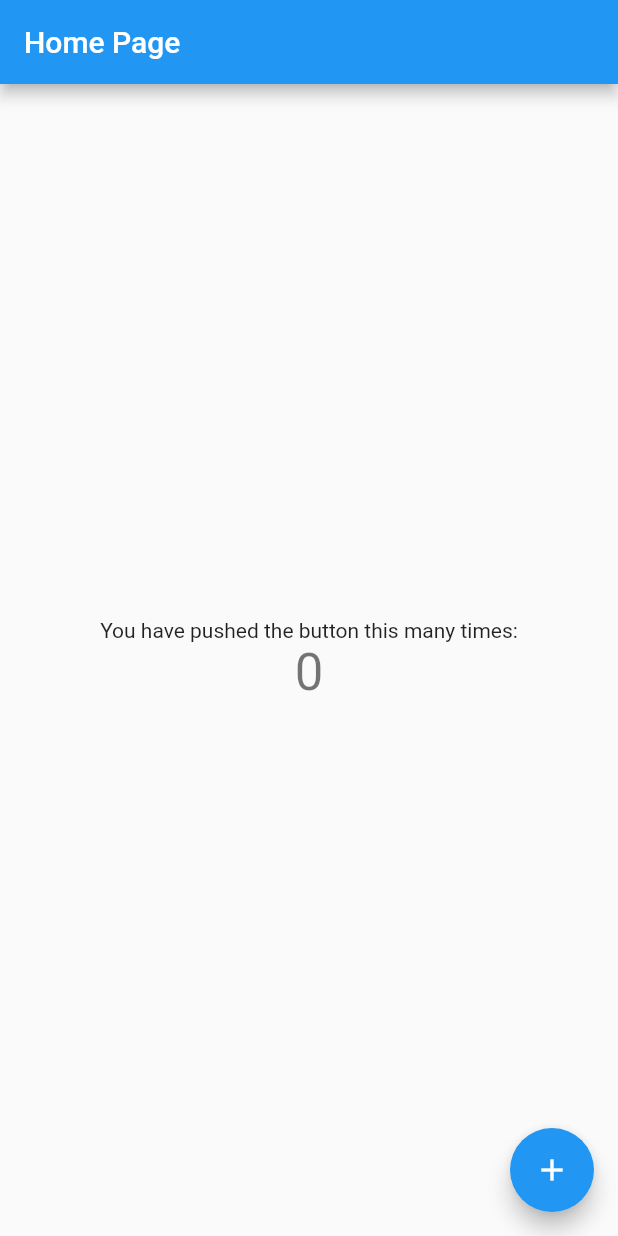
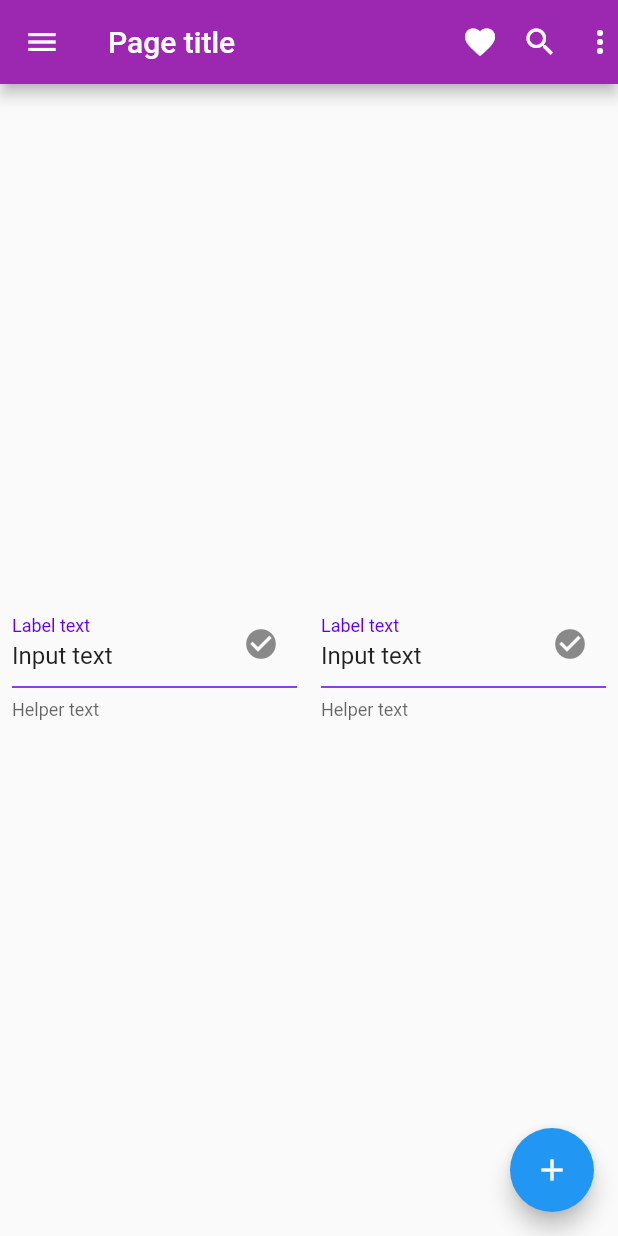
Before and after one commit to zulkernine/randomProjects, a Flutter app: the screen it shows after launch, on a phone screen of 412 x 824 dp. Run offline on Flutter 3.47's test engine with Material 2 defaults, Android fonts, the phone set to English and light mode, and no system bars.

Commit message:
jusense edited

```diff
--- /dev/null
+++ b/jusense/lib/home.dart
@@ -0,0 +1,100 @@
+import 'package:flutter/material.dart';
+
+class MyHomePage extends StatefulWidget {
+  MyHomePage({Key key, this.title}) : super(key: key);
+
+  final String title;
+
+  @override
+  _MyHomePageState createState() => _MyHomePageState();
+}
+
+class _MyHomePageState extends State<MyHomePage> {
+  int _counter = 0;
+
+  void _incrementCounter() {
+    setState(() {
+      _counter++;
+    });
+  }
+
+  @override
+  Widget build(BuildContext context) {
+    return Scaffold(
+      appBar: AppBar(
+        leading: Icon(Icons.menu),
+        title: Text('Page title'),
+        actions: [
+          Icon(Icons.favorite),
+          Padding(
+            padding: EdgeInsets.symmetric(horizontal: 16),
+            child: Icon(Icons.search),
+          ),
+          Icon(Icons.more_vert),
+        ],
+        backgroundColor: Colors.purple,
+      ),
+
+      body: Center(
+
+        child: Column(
+          mainAxisAlignment: MainAxisAlignment.center,
+          crossAxisAlignment: CrossAxisAlignment.stretch,
+          children: <Widget>[
+            Row(
+              children: <Widget>[
+                Expanded(
+                  child: Padding(
+                    padding: const EdgeInsets.all(8.0),
+                    child: TextFormField(
+                      initialValue: 'Input text',
+                      decoration: InputDecoration(
+                        labelText: 'Label text',
+                        labelStyle: TextStyle(
+                          color: Color(0xFF6200EE),
+                        ),
+                        helperText: 'Helper text',
+                        suffixIcon: Icon(
+                          Icons.check_circle,
+                        ),
+                        enabledBorder: UnderlineInputBorder(
+                          borderSide: BorderSide(color: Color(0xFF6200EE)),
+                        ),
+                      ),
+                    ),
+                  ),
+                ),
+                Expanded(
+                  child: Padding(
+                    padding: const EdgeInsets.all(8.0),
+                    child: TextFormField(
+                      initialValue: 'Input text',
+                      decoration: InputDecoration(
+                        labelText: 'Label text',
+                        labelStyle: TextStyle(
+                          color: Color(0xFF6200EE),
+                        ),
+                        helperText: 'Helper text',
+                        suffixIcon: Icon(
+                          Icons.check_circle,
+                        ),
+                        enabledBorder: UnderlineInputBorder(
+                          borderSide: BorderSide(color: Color(0xFF6200EE)),
+                        ),
+                      ),
+                    ),
+                  ),
+                ),
+              ],
+            )
+          ],
+        ),
+      ),
+      floatingActionButton: FloatingActionButton(
+        onPressed: _incrementCounter,
+        tooltip: 'Increment',
+        child: Icon(Icons.add),
+      ), // This trailing comma makes auto-formatting nicer for build methods.
+    );
+  }
+}
--- a/jusense/lib/main.dart
+++ b/jusense/lib/main.dart
@@ -1,5 +1,5 @@
 import 'package:flutter/material.dart';
-
+import 'home.dart';
 void main() {
   runApp(MyApp());
 }
@@ -18,53 +18,3 @@ class MyApp extends StatelessWidget {
     );
   }
 }
-
-class MyHomePage extends StatefulWidget {
-  MyHomePage({Key key, this.title}) : super(key: key);
-
-  final String title;
-
-  @override
-  _MyHomePageState createState() => _MyHomePageState();
-}
-
-class _MyHomePageState extends State<MyHomePage> {
-  int _counter = 0;
-
-  void _incrementCounter() {
-    setState(() {
-      _counter++;
-    });
-  }
-
-  @override
-  Widget build(BuildContext context) {
-    return Scaffold(
-      appBar: AppBar(
-
-        title: Text(widget.title),
-      ),
-      body: Center(
-
-        child: Column(
-
-          mainAxisAlignment: MainAxisAlignment.center,
-          children: <Widget>[
-            Text(
-              'You have pushed the button this many times:',
-            ),
-            Text(
-              '$_counter',
-              style: Theme.of(context).textTheme.headline4,
-            ),
-          ],
-        ),
-      ),
-      floatingActionButton: FloatingActionButton(
-        onPressed: _incrementCounter,
-        tooltip: 'Increment',
-        child: Icon(Icons.add),
-      ), // This trailing comma makes auto-formatting nicer for build methods.
-    );
-  }
-}
```
